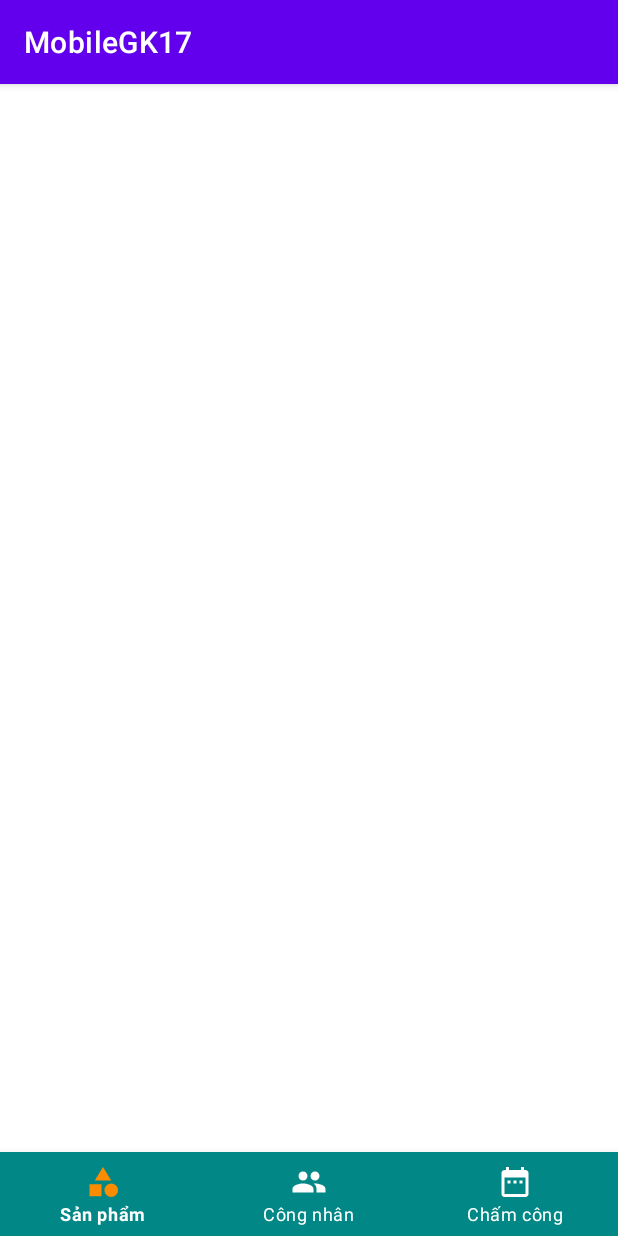
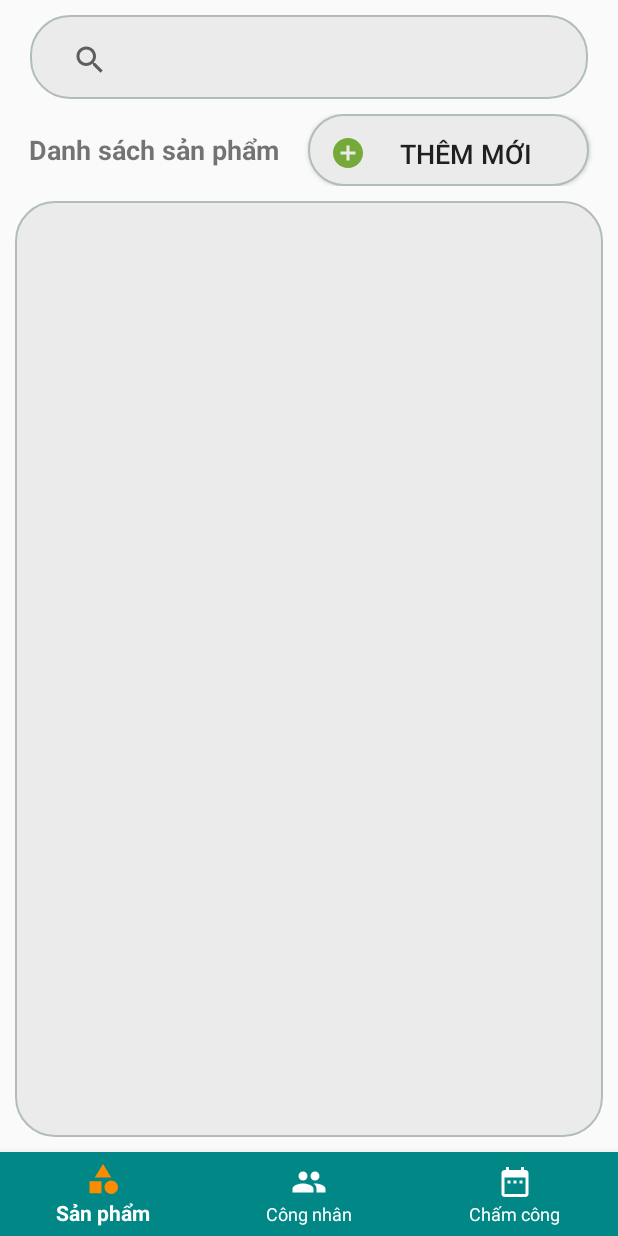
Before and after one commit to nvnptit/MobileGK17, an Android app: the screen it shows after launch (MainActivity), on a phone screen of 412 x 824 dp. Run offline under Robolectric (Android 15) with nearby library versions, the phone set to English and light mode, and no system bars.

Commit message:
update bottom nav

```diff
--- a/app/build.gradle
+++ b/app/build.gradle
@@ -32,6 +32,7 @@ dependencies {
     implementation 'androidx.appcompat:appcompat:1.4.1'
     implementation 'com.google.android.material:material:1.5.0'
     implementation 'androidx.constraintlayout:constraintlayout:2.1.3'
+    implementation 'androidx.legacy:legacy-support-v4:1.0.0'
     testImplementation 'junit:junit:4.13.2'
     androidTestImplementation 'androidx.test.ext:junit:1.1.3'
     androidTestImplementation 'androidx.test.espresso:espresso-core:3.4.0'
--- a/app/src/main/AndroidManifest.xml
+++ b/app/src/main/AndroidManifest.xml
@@ -8,7 +8,7 @@
         android:label="@string/app_name"
         android:roundIcon="@mipmap/ic_launcher_round"
         android:supportsRtl="true"
-        android:theme="@style/Theme.MobileGK17">
+        android:theme="@style/Theme.Design.Light.NoActionBar">
         <activity
             android:name=".MainActivity"
             android:exported="true">
--- a/app/src/main/java/com/nvn/mobilegk17/MainActivity.java
+++ b/app/src/main/java/com/nvn/mobilegk17/MainActivity.java
@@ -1,14 +1,59 @@
 package com.nvn.mobilegk17;
 
+import androidx.annotation.NonNull;
 import androidx.appcompat.app.AppCompatActivity;
+import androidx.fragment.app.Fragment;
+import androidx.fragment.app.FragmentTransaction;
 
 import android.os.Bundle;
+import android.view.MenuItem;
+
+import com.google.android.material.bottomnavigation.BottomNavigationView;
+import com.google.android.material.navigation.NavigationBarView;
 
 public class MainActivity extends AppCompatActivity {
+    BottomNavigationView bottomNavigationView;
+    QuanLySanPhamFragment quanLySanPhamFragment;
+
 
     @Override
     protected void onCreate(Bundle savedInstanceState) {
         super.onCreate(savedInstanceState);
         setContentView(R.layout.activity_main);
+        setControl();
+        setEvent();
     }
+
+    private void setControl() {
+        bottomNavigationView = findViewById(R.id.bottom_nav);
+        quanLySanPhamFragment = new QuanLySanPhamFragment();
+    }
+
+    private void setEvent() {
+        bottomNavigationView.setOnItemSelectedListener(new NavigationBarView.OnItemSelectedListener() {
+            @Override
+            public boolean onNavigationItemSelected(@NonNull MenuItem item) {
+                int id = item.getItemId();
+                if (id == R.id.nav_sanpham) {
+                    setFragment(quanLySanPhamFragment);
+                    return true;
+                } else if (id == R.id.nav_congnhan) {
+                 //   setFragment(CongNhanFragment);
+                    return true;
+                } else if (id == R.id.nav_chamcong) {
+                 //   setFragment(ChamCongFragment);
+                    return true;
+                }
+                return false;
+            }
+        });
+        bottomNavigationView.setSelectedItemId(R.id.nav_sanpham);
+    }
+
+    private void setFragment(Fragment fragment) {
+        FragmentTransaction fragmentTransaction = getSupportFragmentManager().beginTransaction();
+        fragmentTransaction.replace(R.id.frame_container, fragment);
+        fragmentTransaction.commit();
+    }
+
 }
--- /dev/null
+++ b/app/src/main/java/com/nvn/mobilegk17/QuanLySanPhamFragment.java
@@ -0,0 +1,29 @@
+package com.nvn.mobilegk17;
+
+import android.os.Bundle;
+
+import androidx.fragment.app.Fragment;
+
+import android.view.LayoutInflater;
+import android.view.View;
+import android.view.ViewGroup;
+
+
+public class QuanLySanPhamFragment extends Fragment {
+
+    public QuanLySanPhamFragment() {
+        // Required empty public constructor
+    }
+
+    @Override
+    public void onCreate(Bundle savedInstanceState) {
+        super.onCreate(savedInstanceState);
+    }
+
+    @Override
+    public View onCreateView(LayoutInflater inflater, ViewGroup container,
+                             Bundle savedInstanceState) {
+        // Inflate the layout for this fragment
+        return inflater.inflate(R.layout.fragment_quan_ly_san_pham, container, false);
+    }
+}
--- /dev/null
+++ b/app/src/main/res/drawable/ic_baseline_add_circle_24.xml
@@ -0,0 +1,5 @@
+<vector android:height="24dp" android:tint="#75A93A"
+    android:viewportHeight="24" android:viewportWidth="24"
+    android:width="24dp" xmlns:android="http://schemas.android.com/apk/res/android">
+    <path android:fillColor="@android:color/white" android:pathData="M12,2C6.48,2 2,6.48 2,12s4.48,10 10,10 10,-4.48 10,-10S17.52,2 12,2zM17,13h-4v4h-2v-4L7,13v-2h4L11,7h2v4h4v2z"/>
+</vector>
--- /dev/null
+++ b/app/src/main/res/drawable/round_corners.xml
@@ -0,0 +1,18 @@
+<?xml version="1.0" encoding="utf-8"?>
+<shape xmlns:android="http://schemas.android.com/apk/res/android"
+    android:shape="rectangle">
+    <corners android:radius="26dp" />
+
+    <solid android:color="#ECEBEB" />
+    <stroke
+        android:width="1dp"
+        android:color="#B1BCBE" />
+    <padding
+        android:bottom="0dp"
+        android:left="15dp"
+        android:right="15dp"
+        android:top="5dp" />
+    <size
+        android:width="150dp"
+        android:height="30dp" />
+</shape>
--- /dev/null
+++ b/app/src/main/res/layout/fragment_quan_ly_san_pham.xml
@@ -0,0 +1,66 @@
+<?xml version="1.0" encoding="utf-8"?>
+<LinearLayout xmlns:android="http://schemas.android.com/apk/res/android"
+xmlns:app="http://schemas.android.com/apk/res-auto"
+xmlns:tools="http://schemas.android.com/tools"
+android:layout_width="match_parent"
+android:layout_height="match_parent"
+tools:context=".QuanLySanPhamFragment"
+android:orientation="vertical">
+
+<androidx.appcompat.widget.Toolbar
+    android:id="@+id/toolbar_sanpham"
+    android:layout_marginTop="10dp"
+    android:layout_marginLeft="20dp"
+    android:layout_marginRight="20dp"
+    android:layout_width="match_parent"
+    android:layout_height="wrap_content"
+    android:background="@drawable/round_corners">
+    <androidx.appcompat.widget.SearchView
+        android:id="@+id/timkiem"
+        app:queryHint="Nhập từ khoá tìm kiếm"
+        android:layout_width="match_parent"
+        android:layout_height="match_parent"
+        />
+</androidx.appcompat.widget.Toolbar>
+
+<LinearLayout
+    android:layout_width="match_parent"
+    android:layout_height="wrap_content"
+    android:orientation="horizontal"
+    android:layout_gravity="center"
+    android:gravity="center"
+    android:layout_marginTop="10dp"
+    >
+    <TextView
+        android:layout_width="wrap_content"
+        android:layout_height="wrap_content"
+        android:text="Danh sách sản phẩm"
+        android:textSize="18dp"
+        android:textStyle="bold"
+        android:layout_gravity="center"
+        android:layout_marginLeft="19dp"
+        />
+    <Button
+        android:id="@+id/btn_them"
+        android:layout_width="match_parent"
+        android:layout_height="wrap_content"
+        android:text="@string/addnew"
+        android:gravity="center"
+        android:textSize="18dp"
+        android:layout_marginLeft="19dp"
+        android:layout_marginRight="19dp"
+        android:drawableLeft="@drawable/ic_baseline_add_circle_24"
+        android:background="@drawable/round_corners"
+        />
+</LinearLayout>
+
+<androidx.recyclerview.widget.RecyclerView
+    android:id="@+id/recyclerview"
+    android:layout_width="match_parent"
+    android:layout_height="match_parent"
+    android:background="@drawable/round_corners"
+    android:layout_margin="10dp"
+    >
+</androidx.recyclerview.widget.RecyclerView>
+
+</LinearLayout>
--- a/app/src/main/res/values/strings.xml
+++ b/app/src/main/res/values/strings.xml
@@ -3,4 +3,8 @@
     <string name="action_product">Sản phẩm</string>
     <string name="action_congnhan">Công nhân</string>
     <string name="action_chamcong">Chấm công</string>
+    <!-- TODO: Remove or change this placeholder text -->
+    <string name="hello_blank_fragment">Hello blank fragment</string>
+    <string name="addnew">Thêm mới</string>
+
 </resources>
```
